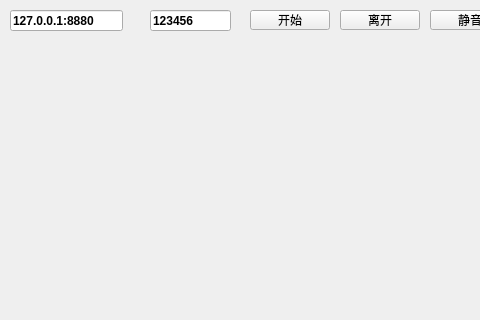
The window that examples/p2ps/p2ps/mainwindow.ui (yangkun19921001/OpenRTCClient) describes before a commit, drawn with Qt 5; both pictures show x 0 to 480 and y 0 to 320 of the 1287 by 720 pixel window.
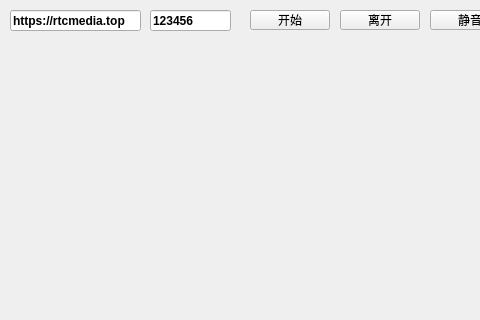
The same window after the commit.

Diff of the .ui file:
```diff
--- a/examples/p2ps/p2ps/mainwindow.ui
+++ b/examples/p2ps/p2ps/mainwindow.ui
@@ -45,7 +45,7 @@
      <rect>
       <x>10</x>
       <y>10</y>
-      <width>113</width>
+      <width>131</width>
       <height>21</height>
      </rect>
     </property>
@@ -55,7 +55,7 @@
      </font>
     </property>
     <property name="text">
-     <string>127.0.0.1:8880</string>
+     <string>https://rtcmedia.top</string>
     </property>
    </widget>
    <widget class="QWidget" name="gridLayoutWidget">
```
Left out of the diff: 2 changed lines with no effect on the pictures.
